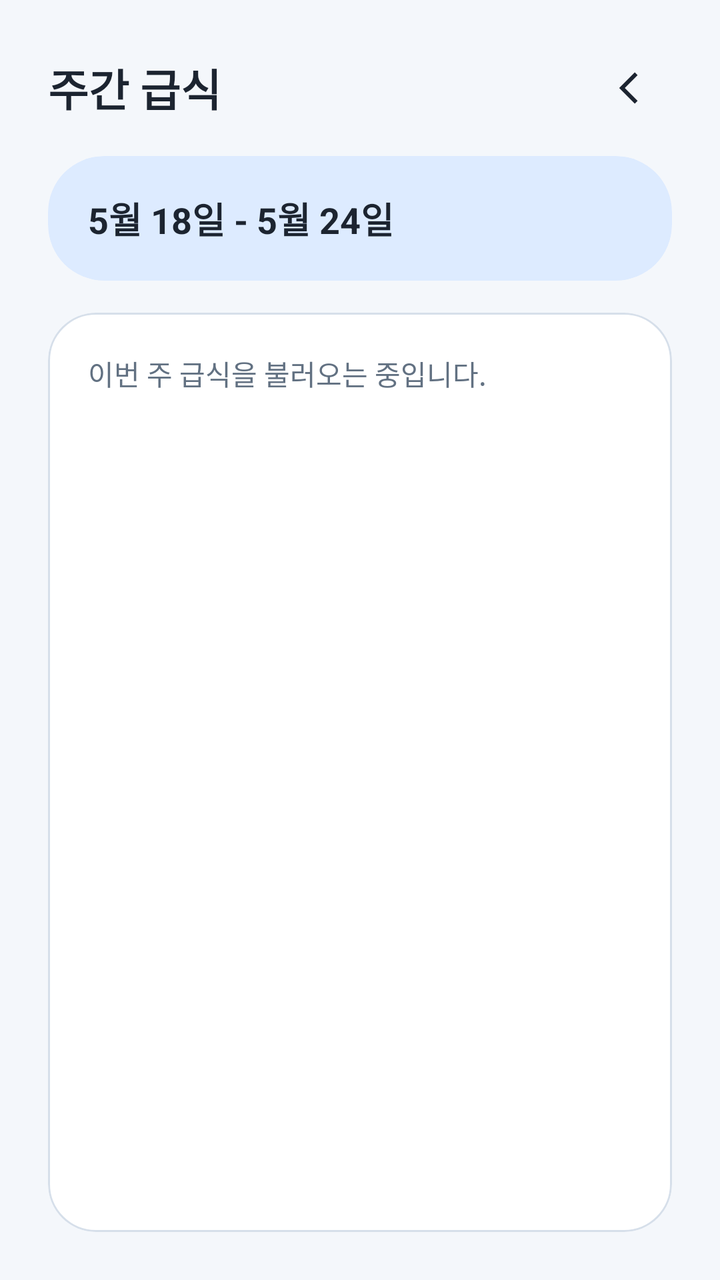
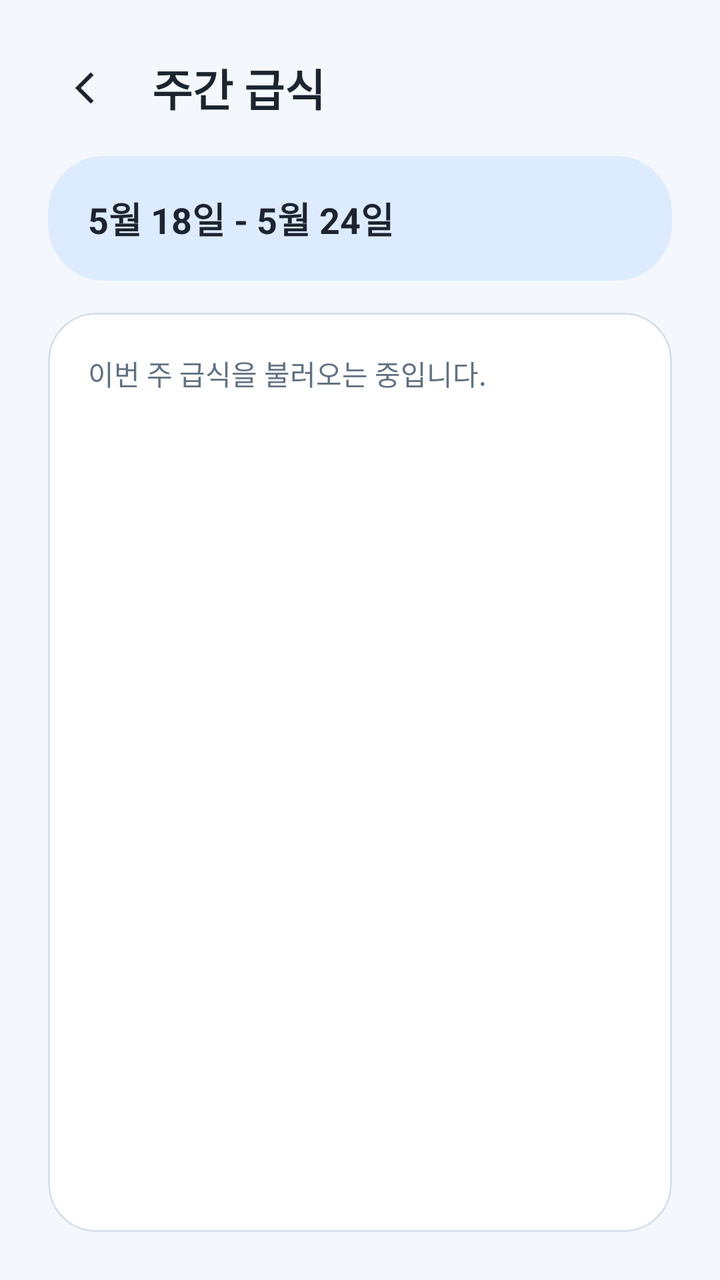

An Android layout rendered at two revisions. The XML below is the earlier revision; the diff shows what the commit changed to produce the second picture.
<!-- AndroidManifest.xml: application theme Theme.MisSchoolApp -->
<!-- res/layout/activity_meal.xml -->
<?xml version="1.0" encoding="utf-8"?>
<layout xmlns:android="http://schemas.android.com/apk/res/android"
    xmlns:app="http://schemas.android.com/apk/res-auto">

    <androidx.constraintlayout.widget.ConstraintLayout
        android:layout_width="match_parent"
        android:layout_height="match_parent"
        android:background="@color/bg_page"
        android:padding="24dp">

        <LinearLayout
            android:id="@+id/mealHeaderRow"
            android:layout_width="0dp"
            android:layout_height="wrap_content"
            android:gravity="center_vertical"
            android:orientation="horizontal"
            app:layout_constraintEnd_toEndOf="parent"
            app:layout_constraintStart_toStartOf="parent"
            app:layout_constraintTop_toTopOf="parent">

            <TextView
                android:layout_width="0dp"
                android:layout_height="wrap_content"
                android:layout_marginEnd="16dp"
                android:layout_weight="1"
                android:text="@string/meal_title"
                android:textColor="@color/text_primary"
                android:textSize="@dimen/text_page_title"
                android:textStyle="bold" />

            <ImageButton
                android:id="@+id/mealBackButton"
                android:layout_width="40dp"
                android:layout_height="40dp"
                android:background="@android:color/transparent"
                android:contentDescription="@string/settings_back"
                android:padding="8dp"
                android:src="@drawable/ic_back_simple" />
        </LinearLayout>

        <com.google.android.material.card.MaterialCardView
            android:id="@+id/mealWeekCard"
            android:layout_width="0dp"
            android:layout_height="wrap_content"
            android:layout_marginTop="14dp"
            app:cardBackgroundColor="@color/brand_blue_soft"
            app:cardCornerRadius="28dp"
            app:cardElevation="0dp"
            app:layout_constraintEnd_toEndOf="parent"
            app:layout_constraintStart_toStartOf="parent"
            app:layout_constraintTop_toBottomOf="@id/mealHeaderRow"
            app:strokeColor="@color/brand_blue_soft"
            app:strokeWidth="0dp">

            <TextView
                android:id="@+id/mealWeekTitleText"
                android:layout_width="match_parent"
                android:layout_height="wrap_content"
                android:paddingHorizontal="20dp"
                android:paddingTop="18dp"
                android:paddingBottom="18dp"
                android:text="@string/meal_week_placeholder"
                android:textColor="@color/text_primary"
                android:textSize="@dimen/text_summary_title"
                android:textStyle="bold" />
        </com.google.android.material.card.MaterialCardView>

        <com.google.android.material.card.MaterialCardView
            android:id="@+id/mealListCard"
            android:layout_width="0dp"
            android:layout_height="0dp"
            android:layout_marginTop="16dp"
            app:cardBackgroundColor="@color/surface_card"
            app:cardCornerRadius="24dp"
            app:cardElevation="0dp"
            app:layout_constraintBottom_toBottomOf="parent"
            app:layout_constraintEnd_toEndOf="parent"
            app:layout_constraintStart_toStartOf="parent"
            app:layout_constraintTop_toBottomOf="@id/mealWeekCard"
            app:strokeColor="@color/divider_soft"
            app:strokeWidth="1dp">

            <androidx.constraintlayout.widget.ConstraintLayout
                android:layout_width="match_parent"
                android:layout_height="match_parent"
                android:padding="20dp">

                <TextView
                    android:id="@+id/mealStatusText"
                    android:layout_width="0dp"
                    android:layout_height="wrap_content"
                    android:lineSpacingExtra="2dp"
                    android:text="@string/meal_loading"
                    android:textColor="@color/text_secondary"
                    android:textSize="@dimen/text_body"
                    app:layout_constraintEnd_toEndOf="parent"
                    app:layout_constraintStart_toStartOf="parent"
                    app:layout_constraintTop_toTopOf="parent" />

                <androidx.recyclerview.widget.RecyclerView
                    android:id="@+id/mealRecyclerView"
                    android:layout_width="0dp"
                    android:layout_height="0dp"
                    android:layout_marginTop="10dp"
                    android:clipToPadding="false"
                    android:overScrollMode="ifContentScrolls"
                    app:layout_constraintBottom_toBottomOf="parent"
                    app:layout_constraintEnd_toEndOf="parent"
                    app:layout_constraintStart_toStartOf="parent"
                    app:layout_constraintTop_toBottomOf="@id/mealStatusText" />
            </androidx.constraintlayout.widget.ConstraintLayout>
        </com.google.android.material.card.MaterialCardView>
    </androidx.constraintlayout.widget.ConstraintLayout>
</layout>
<!-- resources referenced by this layout -->
<resources>
  <color name="bg_page">#F4F7FB</color>
  <color name="brand_blue_soft">#DDEBFF</color>
  <color name="divider_soft">#D6DFEA</color>
  <color name="surface_card">#FFFFFFFF</color>
  <color name="text_primary">#1C2430</color>
  <color name="text_secondary">#627182</color>
  <dimen name="text_body">14sp</dimen>
  <dimen name="text_page_title">22sp</dimen>
  <dimen name="text_summary_title">18sp</dimen>
  <!-- drawable ic_back_simple (drawable) -->
  <?xml version="1.0" encoding="utf-8"?>
  <vector xmlns:android="http://schemas.android.com/apk/res/android"
      android:width="24dp"
      android:height="24dp"
      android:viewportWidth="24"
      android:viewportHeight="24">
  
      <path
          android:fillColor="@color/text_primary"
          android:pathData="M14.8,5.6L8.4,12l6.4,6.4l-1.4,1.4L5.6,12l7.8,-7.8z" />
  </vector>
  <string name="meal_loading">이번 주 급식을 불러오는 중입니다.</string>
  <string name="meal_title">주간 급식</string>
  <string name="meal_week_placeholder">5월 18일 - 5월 24일</string>
  <string name="settings_back">뒤로 가기</string>
  <style name="Theme.MisSchoolApp" parent="Base.Theme.MisSchoolApp" />
  <style name="Base.Theme.MisSchoolApp" parent="Theme.Material3.DayNight.NoActionBar">
          <item name="android:statusBarColor">@color/bg_page</item>
          <item name="android:windowLightStatusBar">true</item>
      </style>
</resources>

<!-- the commit's change to res/layout/activity_meal.xml (unified diff, before → after) -->
@@ -18,16 +18,6 @@
             app:layout_constraintStart_toStartOf="parent"
             app:layout_constraintTop_toTopOf="parent">
 
-            <TextView
-                android:layout_width="0dp"
-                android:layout_height="wrap_content"
-                android:layout_marginEnd="16dp"
-                android:layout_weight="1"
-                android:text="@string/meal_title"
-                android:textColor="@color/text_primary"
-                android:textSize="@dimen/text_page_title"
-                android:textStyle="bold" />
-
             <ImageButton
                 android:id="@+id/mealBackButton"
                 android:layout_width="40dp"
@@ -36,6 +26,16 @@
                 android:contentDescription="@string/settings_back"
                 android:padding="8dp"
                 android:src="@drawable/ic_back_simple" />
+
+            <TextView
+                android:layout_width="0dp"
+                android:layout_height="wrap_content"
+                android:layout_marginStart="12dp"
+                android:layout_weight="1"
+                android:text="@string/meal_title"
+                android:textColor="@color/text_primary"
+                android:textSize="@dimen/text_page_title"
+                android:textStyle="bold" />
         </LinearLayout>
 
         <com.google.android.material.card.MaterialCardView
